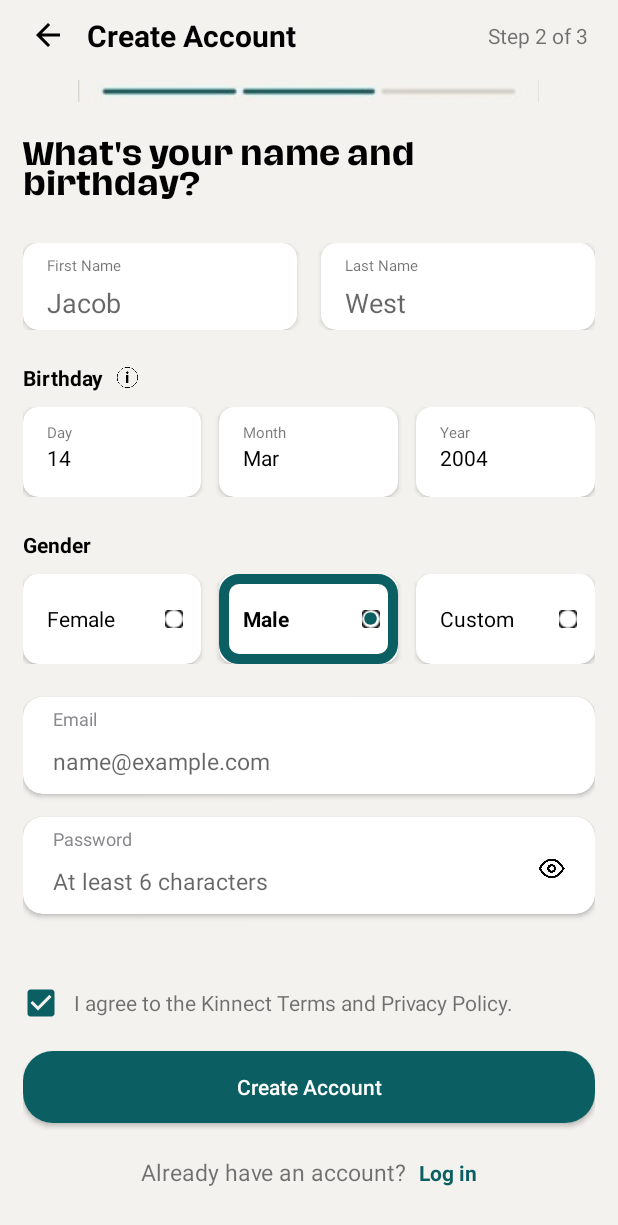
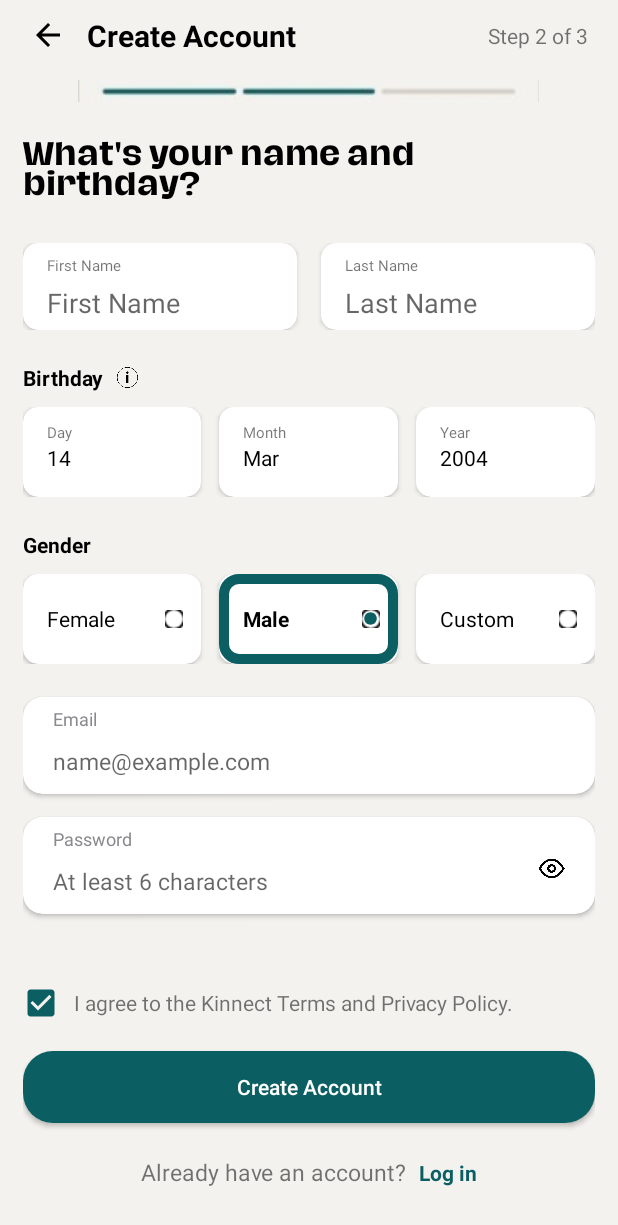
Before and after one commit to ZainabFatima10/SMD-Assignment-2, an Android app: the screen it shows after launch (CreateAccountActivity), after a tap on "Create new account", on a phone screen of 412 x 824 dp. Shown: the top 1225 px of the screen. Run offline under Robolectric (Android 15) with nearby library versions, the phone set to English and light mode, and no system bars; our stand-ins replace Firebase (no records; nobody signed in at launch, a user with empty details on screens opened directly); 3 other taps on this screen came first.

Commit message:
Fix user display name dynamically across UI and layouts

```diff
--- a/app/src/main/java/com/zainabfatima/i221064/CreatePostActivity.java
+++ b/app/src/main/java/com/zainabfatima/i221064/CreatePostActivity.java
@@ -16,6 +16,7 @@ import androidx.activity.result.contract.ActivityResultContracts;
 import androidx.appcompat.app.AppCompatActivity;
 
 import com.bumptech.glide.Glide;
+import com.zainabfatima.i221064.model.User;
 import com.zainabfatima.i221064.feed.PostRepo;
 import com.zainabfatima.i221064.util.Async;
 import com.zainabfatima.i221064.util.AvatarView;
@@ -71,6 +72,11 @@ public class CreatePostActivity extends AppCompatActivity {
         TextView name = findViewById(R.id.authorName);
         String uid = Db.uid();
         if (uid != null) {
+            User c = UserCache.peek(uid);
+            if (c != null) {
+                avatar.bind(c);
+                name.setText(c.displayName());
+            }
             UserCache.get(uid, u -> {
                 if (u == null) return;
                 avatar.bind(u);
--- a/app/src/main/java/com/zainabfatima/i221064/MenuActivity.java
+++ b/app/src/main/java/com/zainabfatima/i221064/MenuActivity.java
@@ -7,6 +7,7 @@ import android.widget.TextView;
 
 import androidx.appcompat.app.AppCompatActivity;
 
+import com.zainabfatima.i221064.model.User;
 import com.zainabfatima.i221064.util.AvatarView;
 import com.zainabfatima.i221064.util.Db;
 import com.zainabfatima.i221064.util.Presence;
@@ -45,6 +46,11 @@ public class MenuActivity extends AppCompatActivity {
 
         final String me = Db.uid();
         if (me != null) {
+            User cached = UserCache.peek(me);
+            if (cached != null) {
+                ((AvatarView) findViewById(R.id.avJW)).bind(cached);
+                ((TextView) findViewById(R.id.menuName)).setText(cached.displayName());
+            }
             watch = UserCache.watch(me, u -> {
                 if (u == null) return;
                 ((AvatarView) findViewById(R.id.avJW)).bind(u);
--- a/app/src/main/java/com/zainabfatima/i221064/MyProfileActivity.java
+++ b/app/src/main/java/com/zainabfatima/i221064/MyProfileActivity.java
@@ -85,6 +85,8 @@ public class MyProfileActivity extends AppCompatActivity {
         }
         NavHelper.click(this, R.id.find_friends, () -> startActivity(new Intent(this, SearchActivity.class)));
 
+        User cached = UserCache.peek(me);
+        if (cached != null) bind(cached);
         watch = UserCache.watch(me, this::bind);
 
         friendsRef = Db.friends(me);
--- a/app/src/main/java/com/zainabfatima/i221064/feed/HomeAdapter.java
+++ b/app/src/main/java/com/zainabfatima/i221064/feed/HomeAdapter.java
@@ -152,7 +152,8 @@ public class HomeAdapter extends RecyclerView.Adapter<RecyclerView.ViewHolder> i
         void bindMe(User u) {
             if (u == null) return;
             avatar.bind(u);
-            String first = u.displayName().split(" ")[0];
+            String display = u.displayName().trim();
+            String first = display.split("\\s+")[0];
             prompt.setText("What's on your mind, " + first + "?");
         }
     }
--- a/app/src/main/res/layout/create_account_screen.xml
+++ b/app/src/main/res/layout/create_account_screen.xml
@@ -111,7 +111,7 @@
                             android:layout_height="wrap_content"
                             android:autofillHints="givenName"
                             android:background="@null"
-                            android:hint="Jacob"
+                            android:hint="First Name"
                             android:inputType="textPersonName|textCapWords"
                             android:minHeight="36dp"
                             android:paddingStart="0dp"
@@ -147,7 +147,7 @@
                             android:layout_height="wrap_content"
                             android:autofillHints="familyName"
                             android:background="@null"
-                            android:hint="West"
+                            android:hint="Last Name"
                             android:inputType="textPersonName|textCapWords"
                             android:minHeight="36dp"
                             android:paddingStart="0dp"
--- a/app/src/main/res/layout/login_screen.xml
+++ b/app/src/main/res/layout/login_screen.xml
@@ -103,7 +103,7 @@
                             android:id="@+id/textView"
                             android:layout_width="wrap_content"
                             android:layout_height="wrap_content"
-                            android:text="@string/jacob_west"
+                            android:text=""
                             android:textColor="@color/black"
                             android:textSize="18sp"
                             android:textStyle="bold" />
```
Also changed, not shown: app/src/main/res/values/strings.xml (+4 -4 lines), 7 other files.
